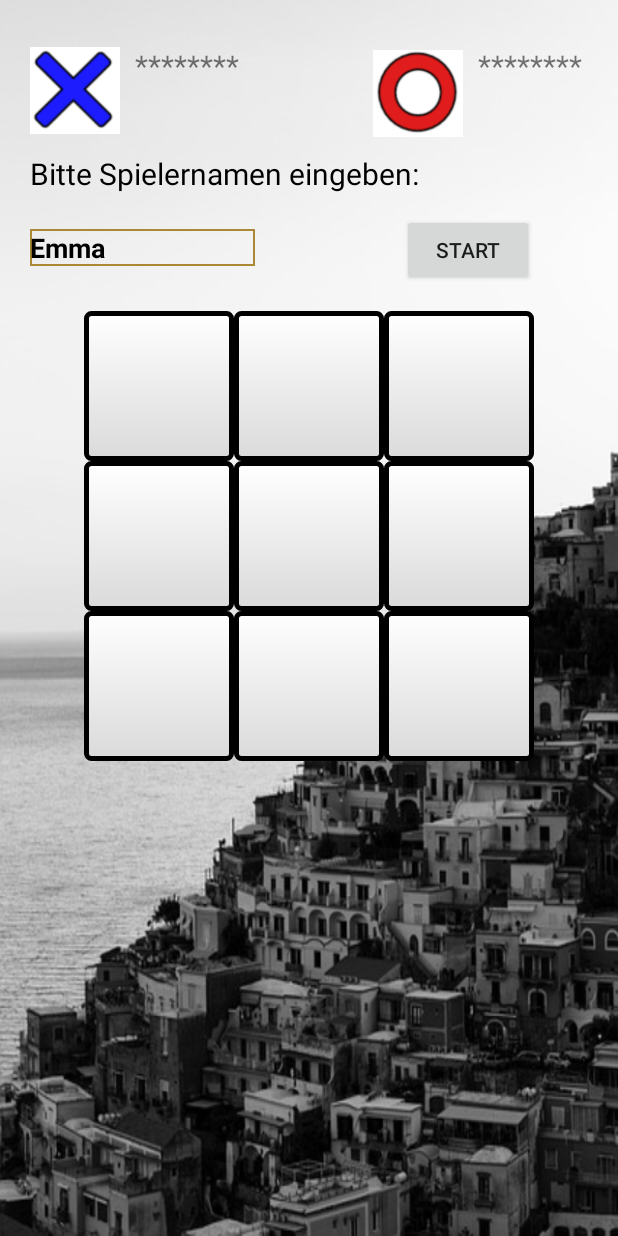
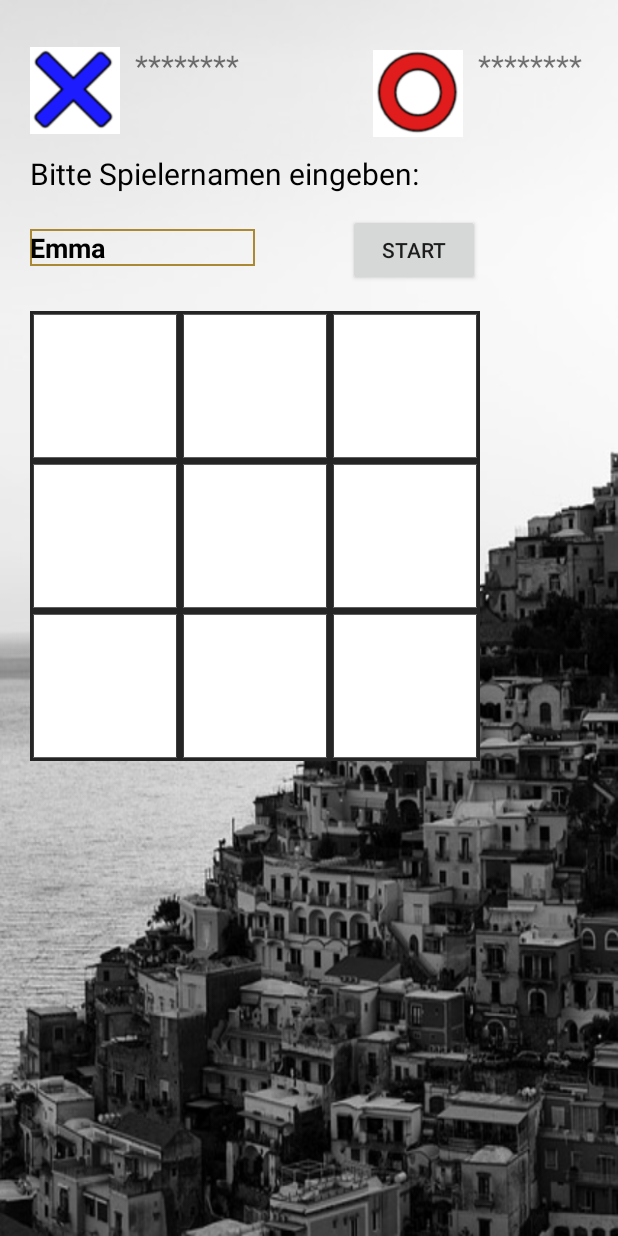
Before and after one commit to ibwgr/MultiplayerTicTacToe, an Android app: the layout content_play.xml on its own in the app's theme, with its tools: preview values and no code run, on a phone screen of 412 x 824 dp. Run offline under Robolectric (Android 15) with nearby library versions, the phone set to English and light mode, and no system bars.

Commit message:
play game buttons layout

```diff
--- a/androidClient/app/src/main/java/ch/ibw/semesterarbeit2017/multiplayertictactoe/multiplayertictactoe/GameButton.java
+++ b/androidClient/app/src/main/java/ch/ibw/semesterarbeit2017/multiplayertictactoe/multiplayertictactoe/GameButton.java
@@ -79,13 +79,16 @@ public class GameButton extends ImageButton {
 
     ///////////////////////////////
     public void setGraphicO(){
+        //this.setBackgroundResource(R.drawable.gf_test_o);
         this.setBackgroundResource(R.drawable.game_fig_o);
     }
     public void setGraphicX(){
+        //this.setBackgroundResource(R.drawable.gf_test_x);
         this.setBackgroundResource(R.drawable.game_fig_x);
     }
     public void setGraphicInit(){
         this.setBackgroundResource(R.drawable.gf_init);
+        this.setBackgroundResource(R.drawable.neu_i);
     }
 
     ///////////////////////////////
--- a/androidClient/app/src/main/java/ch/ibw/semesterarbeit2017/multiplayertictactoe/multiplayertictactoe/MainActivity.java
+++ b/androidClient/app/src/main/java/ch/ibw/semesterarbeit2017/multiplayertictactoe/multiplayertictactoe/MainActivity.java
@@ -369,8 +369,8 @@ public class MainActivity extends AppCompatActivity {
         }
     }
     public void clearCountDownDisplay() {
-        displayPlayerXcountdown.setText("  ");
-        displayPlayerOcountdown.setText("  ");
+        displayPlayerXcountdown.setText("   ");
+        displayPlayerOcountdown.setText("   ");
     }
 //    public void displayPlayers(String text) {
 //        displayZeilePlayers.setText(text);
--- a/androidClient/app/src/main/java/ch/ibw/semesterarbeit2017/multiplayertictactoe/multiplayertictactoe/SocketController.java
+++ b/androidClient/app/src/main/java/ch/ibw/semesterarbeit2017/multiplayertictactoe/multiplayertictactoe/SocketController.java
@@ -555,7 +555,7 @@ public class SocketController {
         public void onTick(long millisUntilFinished) {
             // todo ein extra feld fuer den timer machen!
             //act.displayStatus(currentPlayerSymbol +", time left: " + millisUntilFinished / 1000);
-            Long secsL = ((millisUntilFinished / 1000)-1);
+            Long secsL = ((millisUntilFinished / 1000));
             String secs;
             if (secsL < 10) {
                 secs = "0"+Long.toString(secsL);
--- /dev/null
+++ b/androidClient/app/src/main/res/drawable/border.xml
@@ -0,0 +1,12 @@
+<?xml version="1.0" encoding="utf-8"?>
+<selector xmlns:android="http://schemas.android.com/apk/res/android">
+    <item>
+        <shape android:shape="rectangle">
+            <solid android:color="#252424"/>
+            <stroke
+                android:color="#252424"
+                android:width="20dp"
+                />
+        </shape>
+    </item>
+</selector>
--- /dev/null
+++ b/androidClient/app/src/main/res/drawable/gamebutton_imageview.xml
@@ -0,0 +1,7 @@
+<?xml version="1.0" encoding="UTF-8"?>
+<shape xmlns:android="http://schemas.android.com/apk/res/android">
+    <solid android:color="#FFFFFF" />
+    <stroke android:width="1dp" android:color="#000000" />
+    <padding android:left="1dp" android:top="1dp" android:right="1dp"
+        android:bottom="1dp" />
+</shape>
--- a/androidClient/app/src/main/res/drawable/gf_init.xml
+++ b/androidClient/app/src/main/res/drawable/gf_init.xml
@@ -2,7 +2,7 @@
 <shape xmlns:android="http://schemas.android.com/apk/res/android"
     android:shape="rectangle">
     <gradient android:startColor="#FFFFFF"
-        android:endColor="#DADADA"
+        android:endColor="#9b9797"
         android:angle="270" />
     <corners android:radius="3dp" />
     <stroke android:width="5px" android:color="#000000" />
--- a/androidClient/app/src/main/res/layout/content_play.xml
+++ b/androidClient/app/src/main/res/layout/content_play.xml
@@ -1,7 +1,6 @@
 <?xml version="1.0" encoding="utf-8"?>
-<RelativeLayout
+<LinearLayout
     xmlns:android="http://schemas.android.com/apk/res/android"
-    xmlns:app="http://schemas.android.com/apk/res-auto"
     xmlns:tools="http://schemas.android.com/tools"
     android:layout_width="match_parent"
     android:layout_height="match_parent"
@@ -14,7 +13,16 @@
         android:background="@drawable/bg_beach_2333282_640"
      -->
 
-    <LinearLayout
+    <RelativeLayout
+        android:layout_width="match_parent"
+        android:layout_height="match_parent"
+        android:layout_centerHorizontal="true"
+        >
+
+
+
+
+        <LinearLayout
         android:id="@+id/layout_top_players"
         android:layout_width="match_parent"
         android:layout_height="wrap_content"
@@ -158,7 +166,7 @@
     <GridLayout xmlns:android="http://schemas.android.com/apk/res/android"
         xmlns:tools="http://schemas.android.com/tools"
         android:id="@+id/Game_GridLayout"
-        android:layout_centerHorizontal="true"
+        android:layout_centerHorizontal="false"
         android:layout_width="wrap_content"
         android:layout_height="wrap_content"
         android:columnCount="3"
@@ -166,69 +174,94 @@
         android:orientation="horizontal"
         android:layout_below="@id/edit_username"
         android:layout_marginTop="30dp"
+        android:layout_marginLeft="20dp"
+        android:background="@drawable/border"
+        android:layout_centerVertical="true"
         tools:context=".GridXMLActivity" >
 
         <ch.ibw.semesterarbeit2017.multiplayertictactoe.multiplayertictactoe.GameButton
             android:id="@+id/gameButton0"
             android:layout_width="100dp"
             android:layout_height="100dp"
-            android:background="@drawable/gf_init"
+            android:scaleX="0.96"
+            android:scaleY="0.96"
+            android:background="@drawable/neu_i"
             />
-
+<!--
+            android:drawableLeft="@drawable/gf_init"
+            android:gravity="left|center_vertical"
+            -->
         <ch.ibw.semesterarbeit2017.multiplayertictactoe.multiplayertictactoe.GameButton
             android:id="@+id/gameButton1"
             android:layout_width="100dp"
             android:layout_height="100dp"
-            android:background="@drawable/gf_init"
+            android:scaleX="0.96"
+            android:scaleY="0.96"
+            android:background="@drawable/neu_i"
             />
 
         <ch.ibw.semesterarbeit2017.multiplayertictactoe.multiplayertictactoe.GameButton
             android:id="@+id/gameButton2"
             android:layout_width="100dp"
             android:layout_height="100dp"
-            android:background="@drawable/gf_init"
+            android:scaleX="0.96"
+            android:scaleY="0.96"
+            android:background="@drawable/neu_i"
             />
 
         <ch.ibw.semesterarbeit2017.multiplayertictactoe.multiplayertictactoe.GameButton
             android:id="@+id/gameButton3"
             android:layout_width="100dp"
             android:layout_height="100dp"
-            android:background="@drawable/gf_init"
+            android:scaleType="fitCenter"
+            android:scaleX="0.96"
+            android:scaleY="0.96"
+            android:background="@drawable/neu_i"
             />
 
         <ch.ibw.semesterarbeit2017.multiplayertictactoe.multiplayertictactoe.GameButton
             android:id="@+id/gameButton4"
             android:layout_width="100dp"
             android:layout_height="100dp"
-            android:background="@drawable/gf_init"
+            android:scaleX="0.96"
+            android:scaleY="0.96"
+            android:background="@drawable/neu_i"
             />
 
         <ch.ibw.semesterarbeit2017.multiplayertictactoe.multiplayertictactoe.GameButton
             android:id="@+id/gameButton5"
             android:layout_width="100dp"
             android:layout_height="100dp"
-            android:background="@drawable/gf_init"
+            android:scaleX="0.96"
+            android:scaleY="0.96"
+            android:background="@drawable/neu_i"
             />
 
         <ch.ibw.semesterarbeit2017.multiplayertictactoe.multiplayertictactoe.GameButton
             android:id="@+id/gameButton6"
             android:layout_width="100dp"
             android:layout_height="100dp"
-            android:background="@drawable/gf_init"
+            android:scaleX="0.96"
+            android:scaleY="0.96"
+            android:background="@drawable/neu_i"
             />
 
         <ch.ibw.semesterarbeit2017.multiplayertictactoe.multiplayertictactoe.GameButton
             android:id="@+id/gameButton7"
             android:layout_width="100dp"
             android:layout_height="100dp"
-            android:background="@drawable/gf_init"
+            android:scaleX="0.96"
+            android:scaleY="0.96"
+            android:background="@drawable/neu_i"
             />
 
         <ch.ibw.semesterarbeit2017.multiplayertictactoe.multiplayertictactoe.GameButton
             android:id="@+id/gameButton8"
             android:layout_width="100dp"
             android:layout_height="100dp"
-            android:background="@drawable/gf_init"
+            android:scaleX="0.96"
+            android:scaleY="0.96"
+            android:background="@drawable/neu_i"
             />
     </GridLayout>
 
@@ -270,4 +303,5 @@
         android:layout_marginTop="55px"
         android:text="sim-unent" />
     -->
-</RelativeLayout>
+    </RelativeLayout>
+</LinearLayout>
```
Also changed, not shown: androidClient/app/src/main/res/drawable/bg_neu4reverse.jpg (deleted), androidClient/app/src/main/res/drawable/bg_scrapbook.jpg (deleted), androidClient/app/src/main/res/drawable/neu_i.jpg (added), androidClient/app/src/main/res/drawable/neu_o.jpg (added), androidClient/app/src/main/res/drawable/neu_x.jpg (added).
